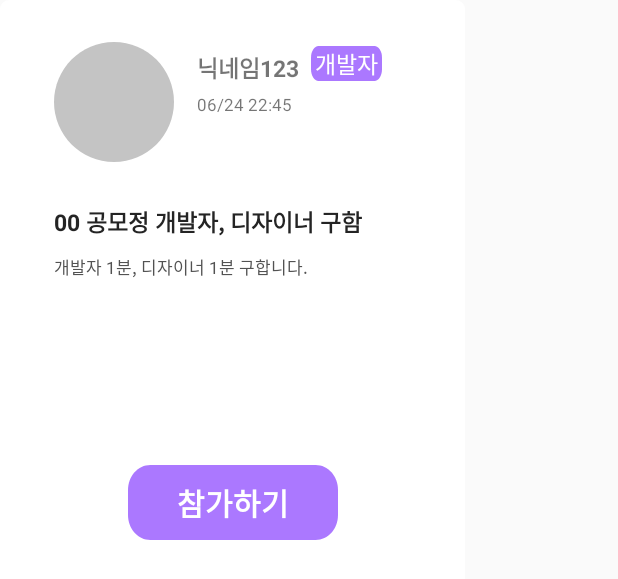
After one commit to Apptive2022-1/TeamDRAW, an Android app: the layout dialog_recruiting.xml on its own in the app's theme, with its tools: preview values and no code run, on a phone screen of 412 x 824 dp. The commit adds this screen. Shown: the top 579 px of the screen. Run offline under Robolectric (Android 15) with nearby library versions, the phone set to English and light mode, and no system bars.

Commit message:
프로필 다이얼로그 추가

```diff
--- /dev/null
+++ b/TeamDRAW/app/src/main/res/drawable/dialog_round.xml
@@ -0,0 +1,5 @@
+<?xml version="1.0" encoding="utf-8"?>
+<shape xmlns:android="http://schemas.android.com/apk/res/android">
+    <solid android:color="@color/white" />
+    <corners android:radius="6dp" />
+</shape>
--- /dev/null
+++ b/TeamDRAW/app/src/main/res/layout/dialog_recruiting.xml
@@ -0,0 +1,104 @@
+<?xml version="1.0" encoding="utf-8"?>
+<androidx.constraintlayout.widget.ConstraintLayout xmlns:android="http://schemas.android.com/apk/res/android"
+    xmlns:app="http://schemas.android.com/apk/res-auto"
+    xmlns:tools="http://schemas.android.com/tools"
+    android:layout_width="310dp"
+    android:layout_height="400dp"
+    android:background="@drawable/dialog_round"
+    android:padding="20dp">
+
+    <ImageView
+        android:id="@+id/ellipse_28"
+        android:layout_width="80dp"
+        android:layout_height="80dp"
+        android:layout_alignParentStart="true"
+        android:layout_alignParentTop="true"
+        android:layout_marginStart="16dp"
+        android:layout_marginTop="8dp"
+        android:background="@drawable/wanting_profile"
+        app:layout_constraintStart_toStartOf="parent"
+        app:layout_constraintTop_toTopOf="parent" />
+
+
+    <TextView
+        android:id="@+id/user_name_tv"
+        android:layout_width="wrap_content"
+        android:layout_height="wrap_content"
+        android:layout_marginStart="15dp"
+        android:layout_marginTop="5dp"
+        android:gravity="center"
+        android:text="닉네임123"
+        android:textSize="15sp"
+        android:textStyle="bold"
+        app:layout_constraintStart_toEndOf="@+id/ellipse_28"
+        app:layout_constraintTop_toTopOf="@+id/ellipse_28"
+        app:layout_goneMarginStart="10dp" />
+
+    <TextView
+        android:layout_width="wrap_content"
+        android:layout_height="wrap_content"
+        android:layout_marginStart="8dp"
+        android:layout_marginBottom="5dp"
+        android:background="@drawable/wanting_profile_tv"
+        android:gravity="center"
+        android:text="개발자"
+        android:textColor="@color/white"
+        android:textSize="15sp"
+        app:layout_constraintBottom_toBottomOf="@+id/user_name_tv"
+        app:layout_constraintStart_toEndOf="@+id/user_name_tv"
+        app:layout_constraintTop_toTopOf="@+id/user_name_tv"
+        app:layout_goneMarginStart="5dp" />
+
+    <TextView
+        android:layout_width="wrap_content"
+        android:layout_height="wrap_content"
+        android:layout_marginTop="5dp"
+        android:text="06/24 22:45"
+        android:textSize="11sp"
+        app:layout_constraintStart_toStartOf="@+id/user_name_tv"
+        app:layout_constraintTop_toBottomOf="@+id/user_name_tv" />
+
+    <TextView
+        android:id="@+id/textView15"
+        android:layout_width="0dp"
+        android:layout_height="wrap_content"
+        android:layout_marginTop="28dp"
+        android:layout_marginEnd="16dp"
+        android:text="00 공모정 개발자, 디자이너 구함"
+        android:textColor="#242424"
+        android:textSize="15sp"
+        android:textStyle="bold"
+        app:layout_constraintEnd_toEndOf="parent"
+        app:layout_constraintStart_toStartOf="@+id/ellipse_28"
+        app:layout_constraintTop_toBottomOf="@+id/ellipse_28" />
+
+    <TextView
+        android:id="@+id/textView16"
+        android:layout_width="0dp"
+        android:layout_height="wrap_content"
+        android:layout_marginStart="16dp"
+        android:layout_marginTop="10dp"
+        android:layout_marginEnd="16dp"
+        android:maxLines="8"
+        android:text="개발자 1분, 디자이너 1분 구합니다."
+        android:textColor="#525252"
+        android:textSize="11sp"
+        app:layout_constraintEnd_toEndOf="parent"
+        app:layout_constraintStart_toStartOf="parent"
+        app:layout_constraintTop_toBottomOf="@+id/textView15"
+        app:layout_goneMarginStart="0dp" />
+
+    <Button
+        android:layout_width="140dp"
+        android:layout_height="50dp"
+        android:layout_marginBottom="20dp"
+        android:background="@drawable/wanting_profile_tv"
+        android:text="참가하기"
+        android:textColor="@color/white"
+        android:textSize="20sp"
+        android:textStyle="bold"
+        app:layout_constraintBottom_toBottomOf="parent"
+        app:layout_constraintEnd_toEndOf="parent"
+        app:layout_constraintStart_toStartOf="parent" />
+
+</androidx.constraintlayout.widget.ConstraintLayout>
--- a/TeamDRAW/app/src/main/res/layout/fragment_user_profile.xml
+++ b/TeamDRAW/app/src/main/res/layout/fragment_user_profile.xml
@@ -37,13 +37,13 @@
             app:layout_constraintTop_toTopOf="parent" />
     </androidx.constraintlayout.widget.ConstraintLayout>
 
-    <View
+    <ImageView
         android:id="@+id/ellipse_28"
         android:layout_width="90dp"
         android:layout_height="90dp"
-        android:layout_alignParentLeft="true"
+        android:layout_alignParentStart="true"
         android:layout_alignParentTop="true"
-        android:layout_marginLeft="25dp"
+        android:layout_marginStart="25dp"
         android:layout_marginTop="92dp"
         android:background="@drawable/wanting_profile"
         app:layout_constraintStart_toStartOf="parent"
--- a/TeamDRAW/app/src/main/res/layout/item_recruit.xml
+++ b/TeamDRAW/app/src/main/res/layout/item_recruit.xml
@@ -2,10 +2,6 @@
 <layout xmlns:tools="http://schemas.android.com/tools"
     xmlns:app="http://schemas.android.com/apk/res-auto"
     xmlns:android="http://schemas.android.com/apk/res/android">
-
-    <data>
-
-    </data>
 
     <androidx.constraintlayout.widget.ConstraintLayout
         android:layout_width="match_parent"
```
Also changed, not shown: TeamDRAW/app/src/main/java/com/example/teamdraw/adapters/RecruitRVAdapter.kt (+15 -5 lines), TeamDRAW/app/src/main/java/com/example/teamdraw/ui/dialog/RecruitingDialog.kt (added, +67 -0 lines), TeamDRAW/app/src/main/java/com/example/teamdraw/ui/fragments/FindingTeamMembersFragment.kt (+14 -2 lines).
